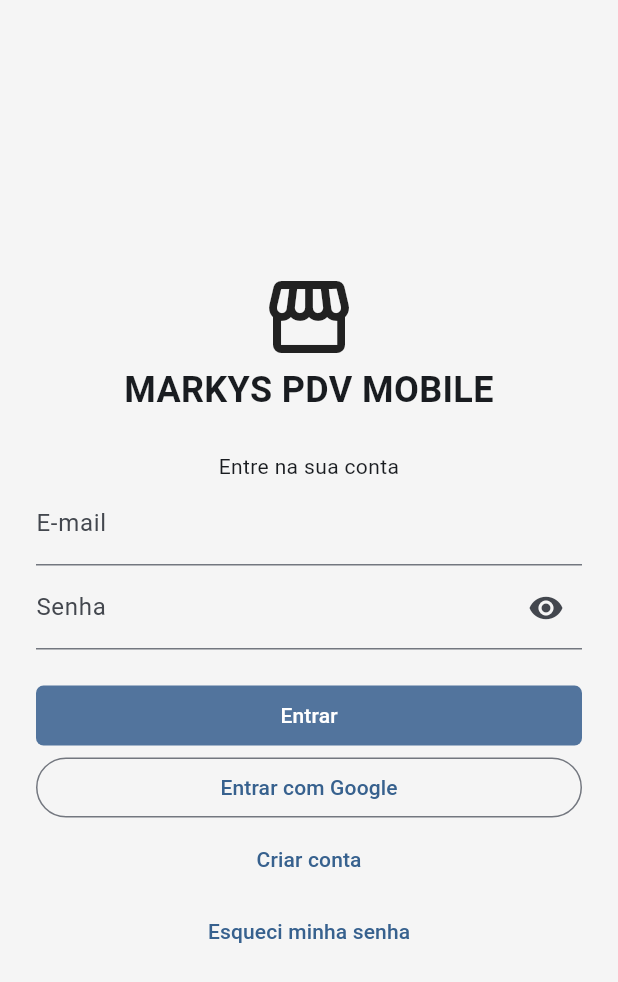
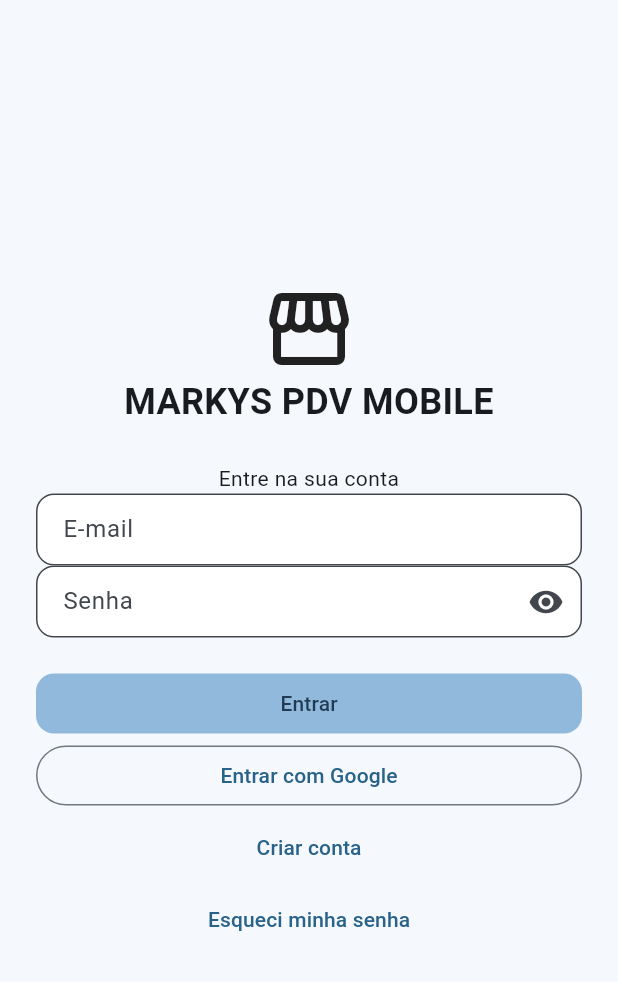
Before and after one commit to danielmarkpsn-pixel/MARKYS-PDV-MOBILE, a Flutter app: the screen it shows after launch, on a phone screen of 412 x 824 dp. Shown: the top 982 px of the screen. Run offline on Flutter 3.47's test engine with Material 3 defaults, Android fonts, the phone set to English and light mode, and no system bars; our stand-ins replace file_picker, flutter_secure_storage, pdf, printing, share_plus, shared_preferences and 2 more; missing offline and left inert: mobile_scanner, pointycastle; accounts and stored records are empty.

Commit message:
style: identidade azul pastel e campos arredondados

```diff
--- a/lib/theme.dart
+++ b/lib/theme.dart
@@ -1,9 +1,9 @@
 import 'package:flutter/material.dart';
 
 class MarkysTheme {
-  static const Color blue = Color(0xFF52749D);
-  static const Color dark = Color(0xFF303946);
-  static const Color background = Color(0xFFF5F5F5);
+  static const Color blue = Color(0xFF91B9DC);
+  static const Color dark = Color(0xFF42627E);
+  static const Color background = Color(0xFFF5F9FD);
 
   static ThemeData get light => ThemeData(
     useMaterial3: true,
@@ -18,14 +18,15 @@ class MarkysTheme {
     filledButtonTheme: FilledButtonThemeData(
       style: FilledButton.styleFrom(
         backgroundColor: blue,
-        foregroundColor: Colors.white,
-        shape: RoundedRectangleBorder(borderRadius: BorderRadius.circular(5)),
+        foregroundColor: const Color(0xFF203B53),
+        shape: RoundedRectangleBorder(borderRadius: BorderRadius.circular(12)),
       ),
     ),
+    inputDecorationTheme: InputDecorationTheme(filled: true, fillColor: Colors.white, border: OutlineInputBorder(borderRadius: BorderRadius.circular(12)), contentPadding: const EdgeInsets.symmetric(horizontal: 14, vertical: 12)),
     cardTheme: CardThemeData(
       color: Colors.white,
       elevation: 0,
-      shape: RoundedRectangleBorder(borderRadius: BorderRadius.circular(4)),
+      shape: RoundedRectangleBorder(borderRadius: BorderRadius.circular(14)),
     ),
   );
 }
```
